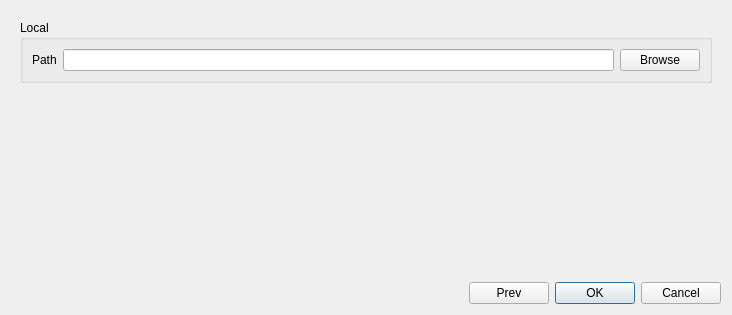
soramimi/Guitar, file src/AddRepositoryDialog.ui: the form before one commit.
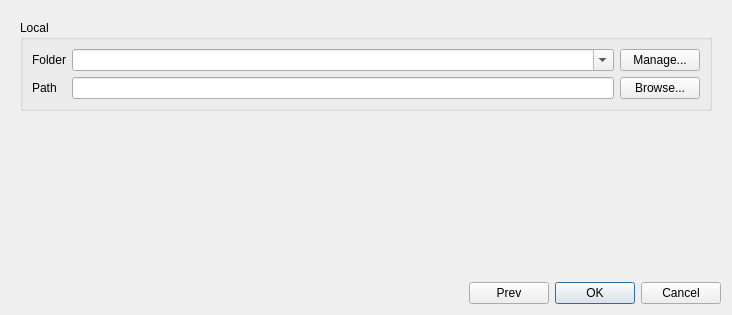
The form after the commit. The open tabs and pages were chosen to show the change. Custom widgets are drawn as their Qt base class.

What changed in the file:
```diff
--- a/src/AddRepositoryDialog.ui
+++ b/src/AddRepositoryDialog.ui
@@ -66,19 +66,40 @@
          </property>
          <layout class="QGridLayout" name="gridLayout_2">
           <item row="0" column="0">
+           <widget class="QLabel" name="label_2">
+            <property name="text">
+             <string>Folder</string>
+            </property>
+           </widget>
+          </item>
+          <item row="0" column="1">
+           <widget class="QComboBox" name="comboBox_folder">
+            <property name="editable">
+             <bool>true</bool>
+            </property>
+           </widget>
+          </item>
+          <item row="0" column="2">
+           <widget class="QPushButton" name="pushButton_manage_favorite_dirs">
+            <property name="text">
+             <string>Manage...</string>
+            </property>
+           </widget>
+          </item>
+          <item row="1" column="0">
            <widget class="QLabel" name="label">
             <property name="text">
              <string>Path</string>
             </property>
            </widget>
           </item>
-          <item row="0" column="1">
+          <item row="1" column="1">
            <widget class="DirectoryLineEdit" name="lineEdit_local_path"/>
           </item>
-          <item row="0" column="2">
+          <item row="1" column="2">
            <widget class="QPushButton" name="pushButton_browse_local_path">
             <property name="text">
-             <string>Browse</string>
+             <string>Browse...</string>
             </property>
            </widget>
           </item>
```
Left out of the diff: 4 changed lines with no effect on the pictures.
